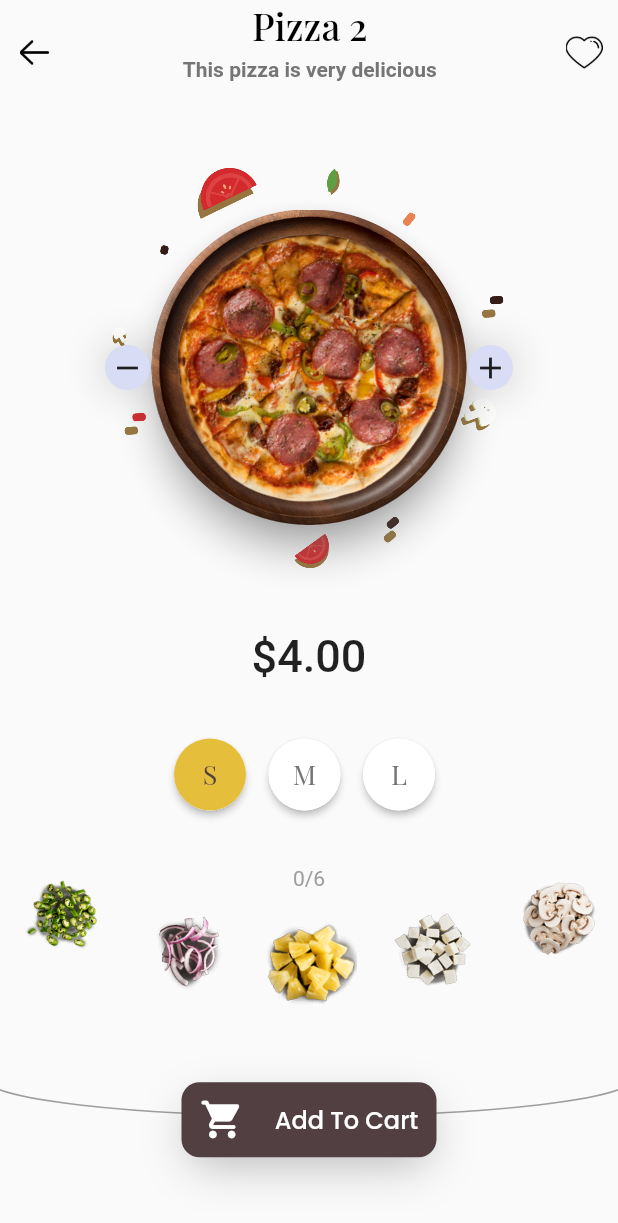
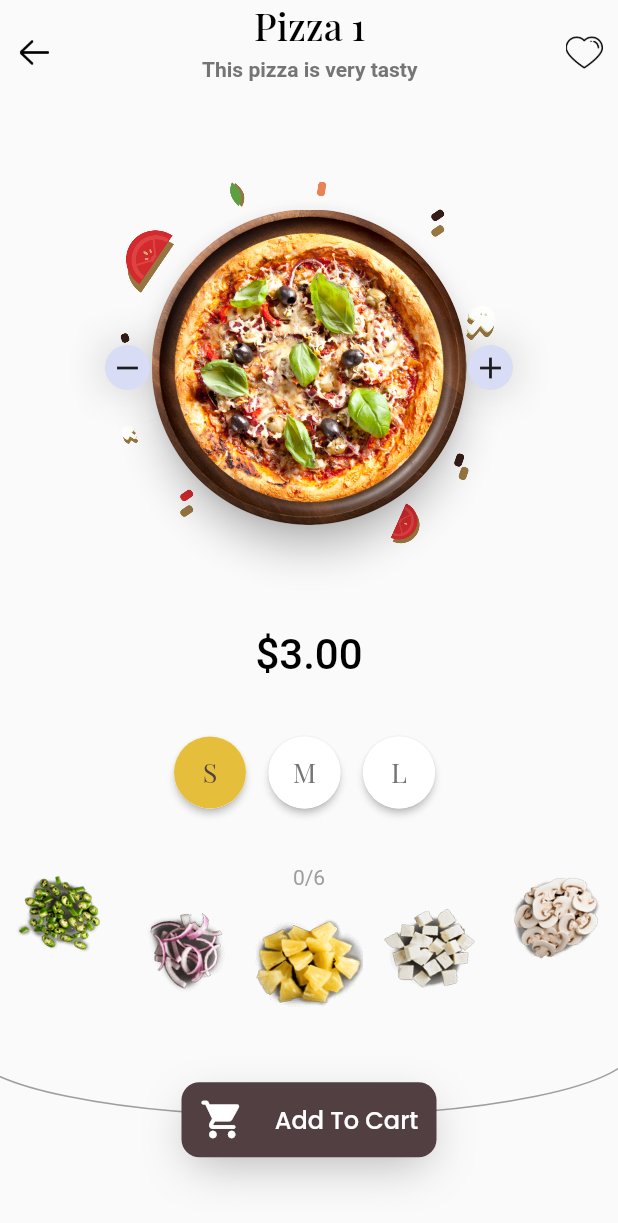
Before and after one commit to Mindinventory/pizza-delivery-app, a Flutter app: the screen it shows after launch, after a tap on an icon or button, on a phone screen of 412 x 824 dp. Shown: the top 1223 px of the screen. Run offline on Flutter 3.47's test engine with Material 2 defaults, Android fonts, the phone set to English and light mode, and no system bars; our stand-ins replace bloc, flutter_bloc, google_fonts; Roboto replaces fonts that are missing (georgia).

Commit message:
ui changes

```diff
--- a/lib/common/app_fonts.dart
+++ b/lib/common/app_fonts.dart
@@ -16,5 +16,10 @@ class AppFonts {
     fontSize: 14.0,
   );
 
-  static get pizzaPriceFont => const TextStyle(fontSize: 30.0,fontFamily: 'georgia',fontWeight: FontWeight.w500);
+  static get pizzaPriceFont => const  TextStyle(
+    color: Colors.black,
+    fontWeight: FontWeight.w500,
+    fontFamily: 'georgia',
+    fontSize: 28.0,
+  );
 }
--- a/lib/cubit/pizza_cubit.dart
+++ b/lib/cubit/pizza_cubit.dart
@@ -23,26 +23,26 @@ class PizzaCubit extends Cubit<PizzaState> {
         description: 'This pizza is very delicious',
         imgPath: 'assets/images/pizza2.png',
         price: 7.00),
-    PizzaViewModel(
-        name: 'Pizza 3',
-        description: 'This pizza is very amazing',
-        imgPath: 'assets/images/pizza3.png',
-        price: 15.0),
-    PizzaViewModel(
-        name: 'Pizza 4',
-        description: 'This pizza is very delicious',
-        imgPath: 'assets/images/pizza4.png',
-        price: 5.00),
-    PizzaViewModel(
-        name: 'Pizza 5',
-        description: 'This pizza is very delicious',
-        imgPath: 'assets/images/pizza5.png',
-        price: 20.00),
-    PizzaViewModel(
-        name: 'Pizza 6',
-        description: 'This pizza is very delicious',
-        imgPath: 'assets/images/pizza6.png',
-        price: 13.00),
+    // PizzaViewModel(
+    //     name: 'Pizza 3',
+    //     description: 'This pizza is very amazing',
+    //     imgPath: 'assets/images/pizza3.png',
+    //     price: 15.0),
+    // PizzaViewModel(
+    //     name: 'Pizza 4',
+    //     description: 'This pizza is very delicious',
+    //     imgPath: 'assets/images/pizza4.png',
+    //     price: 5.00),
+    // PizzaViewModel(
+    //     name: 'Pizza 5',
+    //     description: 'This pizza is very delicious',
+    //     imgPath: 'assets/images/pizza5.png',
+    //     price: 20.00),
+    // PizzaViewModel(
+    //     name: 'Pizza 6',
+    //     description: 'This pizza is very delicious',
+    //     imgPath: 'assets/images/pizza6.png',
+    //     price: 13.00),
   ];
   final List<ToppingItemModel> toppingList = [
     // 'assets/images/toppings/green_peppers_thumb.png',
@@ -60,7 +60,7 @@ class PizzaCubit extends Cubit<PizzaState> {
     ToppingItemModel('name', 'assets/images/toppings/onions_thumb.png',
         'assets/images/toppings/unit/onions_thumb_unit.png', 90, 4),
     ToppingItemModel('name', 'assets/images/toppings/pineapples_thumb.png',
-        'assets/images/toppings/unit/pineapples_thumb_unit.png', 100, 2),
+        'assets/images/toppings/unit/pineapples_thumb_unit.png', 200, 2),
     ToppingItemModel('name', 'assets/images/toppings/halloumi_thumb.png',
         'assets/images/toppings/unit/halloumi_thumb_unit.png', 80, 0.7),
 
@@ -71,23 +71,53 @@ class PizzaCubit extends Cubit<PizzaState> {
         'assets/images/toppings/unit/sweetcorn_thumb_unit.png', 90, 0.5),
 
     //duplicate
-
-    /* ToppingItemModel('name', 'assets/images/toppings/pineapples_thumb.png',
-        'assets/images/toppings/unit/pineapples_thumb_unit.png', 100,2),
-    ToppingItemModel('name', 'assets/images/toppings/halloumi_thumb.png',
-        'assets/images/toppings/unit/halloumi_thumb_unit.png', 80,0.7),
-
-
-    ToppingItemModel('name', 'assets/images/toppings/mushrooms_thumb.png',
-        'assets/images/toppings/unit/mushrooms_thumb.png', 30,2),
-
-
-
-    ToppingItemModel('name', 'assets/images/toppings/sweetcorn_thumb.png',
-        'assets/images/toppings/unit/sweetcorn_thumb_unit.png', 90,0.5),*/
+    //
+    //  ToppingItemModel('name', 'assets/images/toppings/pineapples_thumb.png',
+    //     'assets/images/toppings/unit/pineapples_thumb_unit.png', 100,2),
+    // ToppingItemModel('name', 'assets/images/toppings/halloumi_thumb.png',
+    //     'assets/images/toppings/unit/halloumi_thumb_unit.png', 80,0.7),
+    //
+    //
+    // ToppingItemModel('name', 'assets/images/toppings/mushrooms_thumb.png',
+    //     'assets/images/toppings/unit/mushrooms_thumb.png', 30,2),
+    //
+    //
+    //
+    // ToppingItemModel('name', 'assets/images/toppings/sweetcorn_thumb.png',
+    //     'assets/images/toppings/unit/sweetcorn_thumb_unit.png', 90,0.5),
+    //
+    //
+    // ToppingItemModel('name', 'assets/images/toppings/pineapples_thumb.png',
+    //     'assets/images/toppings/unit/pineapples_thumb_unit.png', 100,2),
+    // ToppingItemModel('name', 'assets/images/toppings/halloumi_thumb.png',
+    //     'assets/images/toppings/unit/halloumi_thumb_unit.png', 80,0.7),
+    //
+    //
+    // ToppingItemModel('name', 'assets/images/toppings/mushrooms_thumb.png',
+    //     'assets/images/toppings/unit/mushrooms_thumb.png', 30,2),
+    //
+    //
+    //
+    // ToppingItemModel('name', 'assets/images/toppings/sweetcorn_thumb.png',
+    //     'assets/images/toppings/unit/sweetcorn_thumb_unit.png', 90,0.5),
+    //
+    //
+    // ToppingItemModel('name', 'assets/images/toppings/pineapples_thumb.png',
+    //     'assets/images/toppings/unit/pineapples_thumb_unit.png', 100,2),
+    // ToppingItemModel('name', 'assets/images/toppings/halloumi_thumb.png',
+    //     'assets/images/toppings/unit/halloumi_thumb_unit.png', 80,0.7),
+    //
+    //
+    // ToppingItemModel('name', 'assets/images/toppings/mushrooms_thumb.png',
+    //     'assets/images/toppings/unit/mushrooms_thumb.png', 30,2),
+    //
+    //
+    //
+    // ToppingItemModel('name', 'assets/images/toppings/sweetcorn_thumb.png',
+    //     'assets/images/toppings/unit/sweetcorn_thumb_unit.png', 90,0.5),
   ];
   PizzaSize pizzaSize = PizzaSize.medium;
-  int selectedPizza = 1;
+  int selectedPizza = 0;
 
   PizzaCubit() : super(PizzaInitial());
 
@@ -109,7 +139,7 @@ class PizzaCubit extends Cubit<PizzaState> {
     const centerY = 70 + (350 / 2) - 5;
     final startingXofPizza = (deviceWidth / 2) - (calculatedPizzaSize / 2);
     final startingYOfPizza = 70 + ((350 - calculatedPizzaSize) / 2);
-    final rSquare = (calculatedPizzaSize - 50) * (calculatedPizzaSize - 50) / 4;
+    final rSquare = (calculatedPizzaSize - 40) * (calculatedPizzaSize - 40) / 4;
     toppings.add(
       Topping(
         toppingItemModel.name,
@@ -128,7 +158,7 @@ class PizzaCubit extends Cubit<PizzaState> {
                         random.nextInt(5000) /
                         5000.0))
                 .toInt();
-          } while (pow(((deviceWidth - 50) / 2) - x, 2) + pow(centerY - y, 2) >
+          } while (pow(((deviceWidth - 25) / 2) - x, 2) + pow(centerY - y, 2) >
               rSquare);
           return Pos(x, y, (100 + (random.nextInt(5000)/100)) / 100.0);
         }),
--- a/lib/ui/curve_carousel/curve_carousel.dart
+++ b/lib/ui/curve_carousel/curve_carousel.dart
@@ -8,10 +8,11 @@ class CurvedCarousel extends StatefulWidget {
       {Key? key,
       required this.itemBuilder,
       required this.itemCount,
-      this.viewPortSize = 0.15, this.curveScale=8, this.scaleMiddleItem=true, this.middleItemScaleRatio=1.2})
+      this.viewPortSize = 0.20, this.curveScale=8, this.scaleMiddleItem=true, this.middleItemScaleRatio=1.2, this.disableInfiniteScrolling=false})
       : super(key: key);
   final Widget Function(BuildContext, int) itemBuilder;
   final int itemCount;
+  final bool disableInfiniteScrolling;
   final bool scaleMiddleItem;
   final double viewPortSize;
   final double curveScale;
@@ -26,39 +27,60 @@ class _CurvedCarouselState extends State<CurvedCarousel>
   late int currentSelected;
   late AnimationController controller;
   late int viewPortCount;
+  bool? forward;
   int viewPortIndex = 0;
   int lastViewPortIndex = -1;
-
+  late double eachWidth;
+  late int count;
   @override
   void initState() {
-    // TODO: implement initState
     super.initState();
   }
-
+@override
+  void didChangeDependencies() {
+    super.didChangeDependencies();
+     count= 1 ~/ widget.viewPortSize;
+    eachWidth = (MediaQuery.of(context).size.width / count);
+    viewPortCount = MediaQuery.of(context).size.width ~/ eachWidth;
+    if (viewPortCount % 2 == 0) {
+     if(eachWidth*(viewPortCount+0.5)<= MediaQuery.of(context).size.width)
+       {
+         viewPortCount++;
+       }
+     else{
+       viewPortCount--;
+     }
+    }
+    currentSelected = (viewPortCount - 1) ~/ 2;
+  }
   @override
   Widget build(BuildContext context) {
-    final count = 1 ~/ widget.viewPortSize;
 
-    final eachWidth = (MediaQuery.of(context).size.width / count);
-    viewPortCount = MediaQuery.of(context).size.width ~/ eachWidth;
-    if (viewPortCount % 2 == 0) {
-      viewPortCount--;
-    }
-    currentSelected = (viewPortCount - 1) ~/ 2;
-    final itemWidth = MediaQuery.of(context).size.width / viewPortCount;
     return SwipeDetector(
+      threshold: 10,
       onSwipe: (bool) {
         if (!bool) {
-          if (viewPortIndex + viewPortCount < widget.itemCount) {
+          if (viewPortIndex + viewPortCount < widget.itemCount||!widget.disableInfiniteScrolling) {
             lastViewPortIndex = viewPortIndex;
-            viewPortIndex = viewPortIndex + 1;
+            viewPortIndex = (viewPortIndex + 1)%widget.itemCount;
             setState(() {});
+            forward=true;
           }
+            //
+            // else{
+          //   lastViewPortIndex = viewPortIndex;
+          //   viewPortIndex = viewPortIndex + 1;
+          //   setState(() {});
+          // }
         } else {
-          if (viewPortIndex > 0) {
+          if (viewPortIndex > 0||!widget.disableInfiniteScrolling) {
             lastViewPortIndex = viewPortIndex;
             viewPortIndex = viewPortIndex - 1;
+            if(viewPortIndex<0){
+              viewPortIndex=widget.itemCount-1;
+            }
             setState(() {});
+            forward=false;
           }
         }
       },
@@ -66,62 +88,54 @@ class _CurvedCarouselState extends State<CurvedCarousel>
         widthFactor: 1,
         child: TweenAnimationBuilder(
             key: ValueKey(viewPortIndex),
+            curve: Curves.easeInOut,
             tween: Tween<double>(begin: 0, end: 1),
-            duration: const Duration(milliseconds: 400),
+            duration: const Duration(milliseconds: 300),
             builder: (context, double value, child) {
               return Stack(
-                alignment: Alignment.centerLeft,
+                alignment: Alignment.bottomCenter,
                 children: [
-                  for (int i = viewPortIndex;
-                      i < viewPortIndex + viewPortCount;
+                  for (int i=0;
+                      i < viewPortCount;
                       i++)
-                    Positioned(
-                      left: 0,
-                      child: Transform.translate(
+                    Transform.translate(
                       offset: Offset(
-                          getCurveX(i - viewPortIndex, itemWidth, value),
-                          getCurveY(i - viewPortIndex, itemWidth, value),
+                        getCurveX(i, eachWidth, value),
+                        getCurveY(i, eachWidth, value),
                       ),
                       child: Transform.rotate(
-                          angle: getAngle(i - viewPortIndex, itemWidth, value),
+                        angle: getAngle(i, eachWidth, value),
                         child: Transform.scale(
-                            scale: getItemScale(i - viewPortIndex, value),
-                            child: widget.itemBuilder(context, i),
+                          scale: getItemScale(i , value),
+                          child: widget.itemBuilder(context, (i+viewPortIndex)%widget.itemCount),
                         ),
                       ),
                     ),
-                    ),
-                  if(viewPortIndex>0&&viewPortIndex>lastViewPortIndex&&value<0.9)
-                    Positioned(
-                      left: 0,
-                      child: Transform.translate(
+                  if(forward!=null&&forward!&&value<0.9)
+                    Transform.translate(
                       offset: Offset(
-                          getCurveX( -1, itemWidth, value),
-                          getCurveY( -1, itemWidth, value),
+                        getCurveX( -1, eachWidth, value),
+                        getCurveY( -1, eachWidth, value),
                       ),
                       child: Transform.rotate(
-                          angle: getAngle( -1, itemWidth, value),
+                        angle: getAngle( -1, eachWidth, value),
                         child: Transform.scale(
                           scale: getItemScale( -1, value),
-                            child: widget.itemBuilder(context, viewPortIndex-1),
+                          child: widget.itemBuilder(context, (viewPortIndex-1)%widget.itemCount),
                         ),
                       ),
                     ),
-                    ),
-                  if(viewPortIndex<lastViewPortIndex&&value<0.9)
-                    Positioned(
-                      left: 0,
-                      child: Transform.translate(
+                  if(forward!=null&&!forward!&&value<0.9)
+                    Transform.translate(
                       offset: Offset(
-                          getCurveX( viewPortCount, itemWidth, value),
-                          getCurveY( viewPortCount, itemWidth, value),
+                        getCurveX( viewPortCount, eachWidth, value),
+                        getCurveY( viewPortCount, eachWidth, value),
                       ),
                       child: Transform.rotate(
-                          angle: getAngle( viewPortCount, itemWidth, value),
+                        angle: getAngle( viewPortCount, eachWidth, value),
                         child: Transform.scale(
                           scale: getItemScale( viewPortCount, value),
-                            child: widget.itemBuilder(context, viewPortIndex+viewPortCount),
-                          ),
+                          child: widget.itemBuilder(context, (viewPortIndex+viewPortCount)%widget.itemCount),
                         ),
                       ),
                     ),
@@ -148,19 +162,19 @@ class _CurvedCarouselState extends State<CurvedCarousel>
   }
 
   double getCurveX(int i, double itemWidth, double value) {
-    if (lastViewPortIndex != -1) {
+    if (forward != null) {
       return interpolate(
-          (i + (lastViewPortIndex < viewPortIndex ? 1 : -1)) * itemWidth,
-          i  * itemWidth,
+          - (currentSelected- i - (forward! ? 1 : -1)) * itemWidth,
+          -(currentSelected-i)  * itemWidth,
           value);
     }
-    return i * itemWidth;
+    return  -(currentSelected-i)  * itemWidth;
   }
 
   double getCurveY(int i, double itemWidth, double value) {
-    if (lastViewPortIndex != -1) {
+    if (forward != null) {
       return interpolate(
-          getCurvePoint(i + (lastViewPortIndex < viewPortIndex ? 1 : -1)),
+          getCurvePoint(i + (forward!? 1 : -1)),
           getCurvePoint(i),
           value);
     }
@@ -178,7 +192,7 @@ class _CurvedCarouselState extends State<CurvedCarousel>
   double getAngle(int i, double itemWidth, double value) {
     if (lastViewPortIndex != -1) {
       return interpolate(
-          getAngleValue(i + (lastViewPortIndex < viewPortIndex ? 1 : -1)),
+          getAngleValue(i + (forward! ? 1 : -1)),
           getAngleValue(i),
           value);
     }
@@ -192,7 +206,7 @@ class _CurvedCarouselState extends State<CurvedCarousel>
     if (lastViewPortIndex != -1) {
       if (currentSelected == i) {
         return interpolate(1, widget.middleItemScaleRatio, value);
-      } else if (i + (lastViewPortIndex < viewPortIndex ? 1 : -1) ==
+      } else if (i + (forward! ? 1 : -1) ==
           currentSelected) {
         return interpolate(widget.middleItemScaleRatio, 1, value);
       }
--- a/lib/ui/custom_painters.dart
+++ b/lib/ui/custom_painters.dart
@@ -17,7 +17,7 @@ class CurveLinePainter extends CustomPainter {
   @override
   void paint(Canvas canvas, Size size) {
     canvas.drawArc(
-        Rect.fromLTRB(-20, -20, deviceWidth, 30), pi, -pi, false, painter);
+        Rect.fromLTRB(-30, -60, deviceWidth, 30), pi, -pi, false, painter);
   }
 
   @override
--- a/lib/ui/home_page.dart
+++ b/lib/ui/home_page.dart
@@ -28,7 +28,7 @@ class _HomePageState extends State<HomePage>
     with SingleTickerProviderStateMixin {
   final PizzaCubit pizzaCubit = PizzaCubit();
   late final AnimationController animationController;
-  int count = 0;
+  int count = -1, saladCount=0;
 
   int? pizzaIndex;
 
@@ -425,7 +425,9 @@ class _HomePageState extends State<HomePage>
                   (value > 0.6 ? value * value : value) *
                       (pizzaSize - oldPizzaSize))
                   : (pizzaSize + 30));
-              final saladCurrentAngle = (pizzaCubit.selectedPizza * pi / 6);
+              final double? saladCurrentAngle =(rightSwipe!=null)? ((rightSwipe?(saladCount+1):(saladCount-1))* pi / 6):null;
+              late final double? saladNewAngle=saladCount * pi / 6;
+
               return Column(
                 children: [
                   SizedBox(
@@ -434,11 +436,11 @@ class _HomePageState extends State<HomePage>
                       alignment: Alignment.center,
                       children: [
                         Transform.rotate(
-                          angle: rightSwipe != null
+                          angle: saladCurrentAngle != null
                               ? (saladCurrentAngle +
-                              ((pizzaIndex! * pi / 6) - saladCurrentAngle) *
-                                  (2 * value * value - value))
-                              : saladCurrentAngle,
+                              (saladNewAngle! - saladCurrentAngle) *
+                                  (value*value))
+                              : saladNewAngle!,
                           child: Image.asset(
                             'assets/images/circle_salad.png',
                             width: plateSize + 50,
@@ -452,10 +454,9 @@ class _HomePageState extends State<HomePage>
                               : 0,
                           //((2*value*value*value)+((1-value)*(1-value))-value)*pi/3
                           child: PhysicalModel(
-                            shadowColor: Colors.grey,
                             shape: BoxShape.rectangle,
                             borderRadius: BorderRadius.circular(plateSize / 2),
-                            color: Colors.brown.shade800,
+                            color: Colors.transparent,//Colors.brown.shade800,
                             elevation: 10,
                             child: Image.asset(
                               'assets/images/wooden_plate.png',
@@ -538,23 +539,30 @@ class _HomePageState extends State<HomePage>
     }
     if (isRightSwipe) {
       if (pizzaCubit.selectedPizza > 0) {
-        count--;
+
         pizzaIndex = pizzaCubit.selectedPizza - 1;
       }
       else {
-        count = pizzaCubit.pizzaList.length - 1;
+
         pizzaIndex = pizzaCubit.pizzaList.length - 1;
+      }
+      count=pizzaIndex!;
+      saladCount=saladCount-1;
+      if(saladCount<0){
+        saladCount=11;
       }
       pizzaCubit.changePizzaState(isRightSwipe);
     } else {
       if (pizzaCubit.pizzaList.length - 1 > pizzaCubit.selectedPizza) {
-        count++;
+
         pizzaIndex = pizzaCubit.selectedPizza + 1;
       }
       else {
-        count = 0;
         pizzaIndex = 0;
       }
+      count=pizzaIndex!;
+
+      saladCount=(saladCount+1)%12;
       pizzaCubit.changePizzaState(isRightSwipe);
     }
   }
@@ -712,7 +720,6 @@ class _HomePageState extends State<HomePage>
                   builder: (context, snapshot) {
                     if (snapshot.hasData) {
                       return TweenAnimationBuilder(
-                        // key: GlobalKey(),
                         key: ValueKey(topping.img),
                         tween: Tween<double>(begin: 0, end: 1),
                         builder: (context, double value, child) {
--- a/lib/ui/pizza_topping.dart
+++ b/lib/ui/pizza_topping.dart
@@ -30,11 +30,6 @@ class PizzaToppingListView extends StatelessWidget {
     return FractionallySizedBox(
       widthFactor: 1
       ,child: CurvedCarousel(
-        // pageSnapping: true,
-        // scrollBehavior: const CupertinoScrollBehavior(),
-        // clipBehavior: Clip.none,
-        // controller: pageController,
-
         itemBuilder: (context, i) {
           return ToppingItem(img: listItem[i].img, selectionChange: (bool){
             listItem[i].selected=bool;
@@ -47,16 +42,6 @@ class PizzaToppingListView extends StatelessWidget {
           }, selected: listItem[i].selected,key: ValueKey(listItem[i].selected),);
         },
         itemCount: listItem.length,
-
-      //   options: CarouselOptions(
-      //     height: 100,
-      //     enlargeStrategy: CenterPageEnlargeStrategy.scale,
-      //   enlargeCenterPage: true,
-      //   viewportFraction: 0.25,
-      //   pageSnapping: false,
-      //   aspectRatio: MediaQuery.of(context).size.width/300,
-      //
-      // ),
     ),
     );
   }
@@ -91,8 +76,8 @@ class _ToppingItemState extends State<ToppingItem> {
             opacity: selected?? widget.selected?0.3:1,
             child: Image.asset(
               widget.img,
-              width: 50,
-              height: 50,
+              width: 60,
+              height: 60,
               fit: BoxFit.fill,
             ),
           ),
```
Lines whose indentation alone changed are shown as unchanged.
